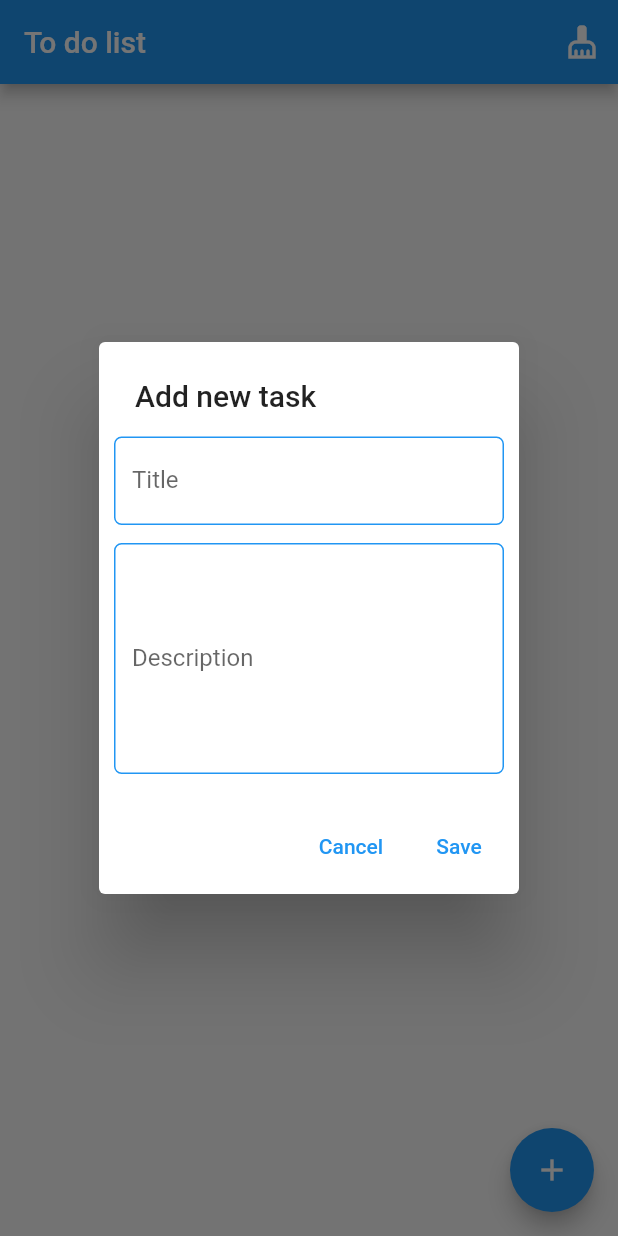
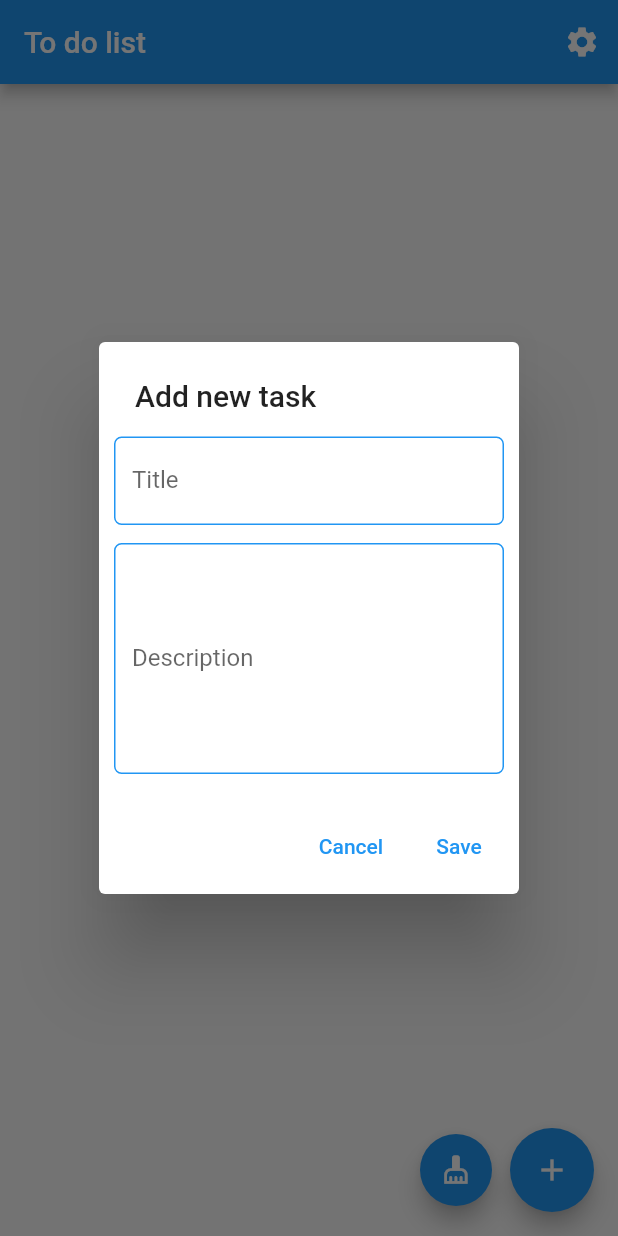
Before and after one commit to carlosvchrdevelop/todo-list, a Flutter app: the screen it shows after launch, after a tap on the "add" icon, on a phone screen of 412 x 824 dp. Run offline on Flutter 3.47's test engine with Material 2 defaults, Android fonts, the phone set to English and light mode, and no system bars; our stand-ins replace hive, hive_flutter; accounts and stored records are empty.

Commit message:
Agregada pantalla de configuración. Agregada internacionalización eng-esp. Agregada posibilidad de cambiar el color de la aplicación.

```diff
--- /dev/null
+++ b/lib/lang/lang.dart
@@ -0,0 +1,88 @@
+import 'package:todo_list/lang/language.dart';
+
+class Lang {
+  static Language language = Language.english; // Overriden in settings_provider
+
+  static List<Language> getLanguages() {
+    return [Language.english, Language.spanish];
+  }
+
+  static String getLanguageLabel(Language lang) {
+    switch (lang) {
+      case Language.english:
+        return 'English';
+      case Language.spanish:
+        return 'Español';
+      default:
+        return 'English';
+    }
+  }
+
+  static const Map<Language, Map<String, String>> _translations = {
+    Language.english: {
+      'cancel': 'Cancel',
+      'remove': 'Remove',
+      'save': 'Save',
+      'deletionConfirm': 'Please, confirm that you want to remove the task.',
+      'title': 'Title',
+      'description': 'Description',
+      'addNewTask': 'Add new task',
+      'editTask': 'Edit task',
+      'settings': 'Settings',
+      'needsRestart': 'You must restart to apply changes.',
+    },
+    Language.spanish: {
+      'cancel': 'Cancelar',
+      'remove': 'Eliminar',
+      'save': 'Guardar',
+      'deletionConfirm':
+          'Por favor, confirma que realmente quieres borrar la tarea.',
+      'title': 'Título',
+      'description': 'Descripción',
+      'addNewTask': 'Agregar nueva tarea',
+      'editTask': 'Editar tarea',
+      'settings': 'Configuración',
+      'needsRestart': 'Se necesita reiniciar para aplicar los cambios.',
+    }
+  };
+
+  static String get save {
+    return _translations[language]!['save']!;
+  }
+
+  static String get cancel {
+    return _translations[language]!['cancel']!;
+  }
+
+  static String get remove {
+    return _translations[language]!['remove']!;
+  }
+
+  static String get deletionConfirm {
+    return _translations[language]!['deletionConfirm']!;
+  }
+
+  static String get title {
+    return _translations[language]!['title']!;
+  }
+
+  static String get description {
+    return _translations[language]!['description']!;
+  }
+
+  static String get addNewTask {
+    return _translations[language]!['addNewTask']!;
+  }
+
+  static String get editTask {
+    return _translations[language]!['editTask']!;
+  }
+
+  static String get settings {
+    return _translations[language]!['settings']!;
+  }
+
+  static String getNeedsRestart(Language _language) {
+    return _translations[_language]!['needsRestart']!;
+  }
+}
--- /dev/null
+++ b/lib/lang/language.dart
@@ -0,0 +1,12 @@
+import 'package:hive/hive.dart';
+
+part 'language.g.dart';
+
+@HiveType(typeId: 3)
+enum Language {
+  @HiveField(0)
+  english,
+
+  @HiveField(1)
+  spanish
+}
--- a/lib/main.dart
+++ b/lib/main.dart
@@ -2,36 +2,47 @@ import 'package:flutter/material.dart';
 import 'package:hive_flutter/hive_flutter.dart';
 import 'package:provider/provider.dart';
 import 'package:todo_list/model/box_manager.dart';
-import 'package:todo_list/model/task.dart';
-import 'package:todo_list/model/task_state.dart';
 import 'package:todo_list/providers/app_provider.dart';
+import 'package:todo_list/providers/settings_provider.dart';
 import 'package:todo_list/screens/home_screen.dart';
+import 'package:todo_list/themes/app_theme.dart';
 
 Future<void> main() async {
-  await Hive.initFlutter();
+  await BoxManager.initHive();
 
-  Hive
-    ..registerAdapter<Task>(TaskAdapter())
-    ..registerAdapter<TaskState>(TaskStateAdapter());
+  SettingsProvider settingsProvider = SettingsProvider();
+  await settingsProvider.initizalizeValues();
 
-  await Hive.openBox<Task>(BoxManager.taskBox);
-
-  runApp(MultiProvider(
-      providers: [ChangeNotifierProvider(create: (_) => AppProvider())],
-      child: const MyApp()));
+  runApp(MultiProvider(providers: [
+    ChangeNotifierProvider(create: (_) => AppProvider()),
+    ChangeNotifierProvider(create: (_) => settingsProvider)
+  ], child: const MyApp()));
 }
 
-class MyApp extends StatelessWidget {
+class MyApp extends StatefulWidget {
   const MyApp({Key? key}) : super(key: key);
 
   @override
+  State<StatefulWidget> createState() => _MyAppState();
+}
+
+class _MyAppState extends State<MyApp> {
+  @override
   Widget build(BuildContext context) {
+    final settingsProvider = Provider.of<SettingsProvider>(context);
     return MaterialApp(
+      debugShowCheckedModeBanner: false,
       title: 'To Do List',
       theme: ThemeData(
-        primarySwatch: Colors.blue,
+        primarySwatch: AppTheme.getColor(settingsProvider.appColor),
       ),
       home: const HomeScreen(),
     );
   }
+
+  @override
+  void dispose() {
+    Hive.close();
+    super.dispose();
+  }
 }
--- a/lib/model/box_manager.dart
+++ b/lib/model/box_manager.dart
@@ -1,3 +1,23 @@
+import 'package:hive_flutter/hive_flutter.dart';
+import 'package:todo_list/lang/language.dart';
+import 'package:todo_list/model/task.dart';
+import 'package:todo_list/model/task_state.dart';
+import 'package:todo_list/src/view_type.dart';
+
 class BoxManager {
   static const taskBox = 'tasks';
+  static const settingBox = 'settings';
+
+  static Future<void> initHive() async {
+    await Hive.initFlutter();
+
+    Hive
+      ..registerAdapter<Task>(TaskAdapter())
+      ..registerAdapter<TaskState>(TaskStateAdapter())
+      ..registerAdapter<Language>(LanguageAdapter())
+      ..registerAdapter<ViewType>(ViewTypeAdapter());
+
+    await Hive.openBox<Task>(taskBox);
+    await Hive.openBox<dynamic>(settingBox);
+  }
 }
--- /dev/null
+++ b/lib/providers/settings_provider.dart
@@ -0,0 +1,43 @@
+import 'package:flutter/material.dart';
+import 'package:hive_flutter/hive_flutter.dart';
+import 'package:todo_list/lang/lang.dart';
+import 'package:todo_list/lang/language.dart';
+import 'package:todo_list/model/box_manager.dart';
+import 'package:todo_list/src/view_type.dart';
+import 'package:todo_list/themes/app_theme.dart';
+
+class SettingsProvider extends ChangeNotifier {
+  late String appColor;
+  late Language language;
+  late ViewType viewType;
+
+  Future<void> initizalizeValues() async {
+    Box<dynamic> box = Hive.box(BoxManager.settingBox);
+    appColor = await box.get('appColor') ?? AppTheme.blue;
+    language = await box.get('language') ?? Language.english;
+    viewType = await box.get('viewType') ?? ViewType.regular;
+    Lang.language = language;
+    AppTheme.primary = AppTheme.getColor(appColor);
+  }
+
+  Future<void> setAppColor(String appColor) async {
+    Box<dynamic> box = Hive.box(BoxManager.settingBox);
+    await box.put('appColor', appColor);
+    this.appColor = appColor;
+    notifyListeners();
+  }
+
+  Future<void> setLanguage(Language language) async {
+    Box<dynamic> box = Hive.box(BoxManager.settingBox);
+    await box.put('language', language);
+    this.language = language;
+    notifyListeners();
+  }
+
+  Future<void> setViewType(ViewType viewType) async {
+    Box<dynamic> box = Hive.box(BoxManager.settingBox);
+    await box.put('viewType', viewType);
+    this.viewType = viewType;
+    notifyListeners();
+  }
+}
--- a/lib/screens/home_screen.dart
+++ b/lib/screens/home_screen.dart
@@ -1,6 +1,7 @@
 import 'package:flutter/material.dart';
 import 'package:provider/provider.dart';
 import 'package:todo_list/providers/app_provider.dart';
+import 'package:todo_list/screens/settings_screen.dart';
 import 'package:todo_list/widgets/task_dialog/task_dialog.dart';
 import 'package:todo_list/widgets/task_list/task_list.dart';
 
@@ -15,19 +16,37 @@ class HomeScreen extends StatelessWidget {
         title: const Text('To do list'),
         actions: [
           IconButton(
-              onPressed: () {
-                provider.clearCompletedTasks();
-              },
-              icon: const Icon(Icons.cleaning_services))
+              onPressed: () => Navigator.push(
+                  context,
+                  MaterialPageRoute(
+                      builder: (context) => const SettingsScreen())),
+              icon: const Icon(Icons.settings))
         ],
       ),
       body: const TaskList(),
-      floatingActionButton: FloatingActionButton(
-        child: const Icon(Icons.add),
-        onPressed: () {
-          showDialog(
-              context: context, builder: (context) => const TaskDialog());
-        },
+      floatingActionButton: Row(
+        mainAxisSize: MainAxisSize.min,
+        children: [
+          SizedBox(
+            width: 48,
+            height: 48,
+            child: FittedBox(
+              child: FloatingActionButton(
+                  heroTag: 'clearBtn',
+                  child: const Icon(Icons.cleaning_services),
+                  onPressed: () => provider.clearCompletedTasks()),
+            ),
+          ),
+          const SizedBox(width: 12),
+          FloatingActionButton(
+            heroTag: 'addTaskBtn',
+            child: const Icon(Icons.add),
+            onPressed: () {
+              showDialog(
+                  context: context, builder: (context) => const TaskDialog());
+            },
+          ),
+        ],
       ),
     );
   }
--- /dev/null
+++ b/lib/src/view_type.dart
@@ -0,0 +1,15 @@
+import 'package:hive/hive.dart';
+
+part 'view_type.g.dart';
+
+@HiveType(typeId: 4)
+enum ViewType {
+  @HiveField(0)
+  regular,
+
+  @HiveField(1)
+  compact,
+
+  @HiveField(2)
+  comfortable
+}
--- a/lib/themes/app_theme.dart
+++ b/lib/themes/app_theme.dart
@@ -1,5 +1,61 @@
 import 'package:flutter/material.dart';
 
 class AppTheme {
-  static const Color primary = Colors.blue;
+  static const red = 'red';
+  static const blue = 'blue';
+  static const green = 'green';
+  static const pink = 'pink';
+  static const orange = 'orange';
+  static const deepOrange = 'deepOrange';
+  static const lime = 'lime';
+  static const purple = 'purple';
+  static const grey = 'grey';
+  static const yellow = 'yellow';
+  static const blueGrey = 'blueGrey';
+
+  static const colorKeys = [
+    red,
+    blue,
+    green,
+    pink,
+    orange,
+    deepOrange,
+    lime,
+    purple,
+    grey,
+    yellow,
+    blueGrey
+  ];
+
+  static MaterialColor primary = Colors.blue;
+
+  static MaterialColor getColor(String color) {
+    switch (color) {
+      case red:
+        return Colors.red;
+      case blue:
+        return Colors.blue;
+      case green:
+        return Colors.green;
+      case pink:
+        return Colors.pink;
+      case orange:
+        return Colors.orange;
+      case deepOrange:
+        return Colors.deepOrange;
+      case lime:
+        return Colors.lime;
+      case purple:
+        return Colors.purple;
+      case grey:
+        return Colors.grey;
+      case yellow:
+        return Colors.yellow;
+      case blueGrey:
+        return Colors.blueGrey;
+
+      default:
+        return Colors.blue;
+    }
+  }
 }
--- a/lib/widgets/task_dialog/task_dialog_cancel_button.dart
+++ b/lib/widgets/task_dialog/task_dialog_cancel_button.dart
@@ -1,4 +1,5 @@
 import 'package:flutter/material.dart';
+import 'package:todo_list/lang/lang.dart';
 
 class TaskDialogCancelButton extends StatelessWidget {
   const TaskDialogCancelButton({Key? key}) : super(key: key);
@@ -9,6 +10,6 @@ class TaskDialogCancelButton extends StatelessWidget {
         onPressed: () {
           Navigator.pop(context);
         },
-        child: const Text('Cancel'));
+        child: Text(Lang.cancel));
   }
 }
--- a/lib/widgets/task_dialog/task_dialog_form_fields/task_dialog_form_fields.dart
+++ b/lib/widgets/task_dialog/task_dialog_form_fields/task_dialog_form_fields.dart
@@ -1,5 +1,6 @@
 import 'package:flutter/material.dart';
 import 'package:provider/provider.dart';
+import 'package:todo_list/lang/lang.dart';
 import 'package:todo_list/model/task.dart';
 import 'package:todo_list/providers/app_provider.dart';
 import 'package:todo_list/widgets/task_dialog/task_dialog_form_fields/text_field_task_dialog.dart';
@@ -27,14 +28,14 @@ class TaskDialogFormFields extends StatelessWidget {
         TextFieldTaskDialog(
             minLines: 1,
             maxLines: 3,
-            labelText: 'Title',
+            labelText: Lang.title,
             controller: titleController
               ..text = currentTask != null ? currentTask.title : ''),
         const SizedBox(height: 12),
         TextFieldTaskDialog(
           minLines: 6,
           maxLines: 8,
-          labelText: 'Description',
+          labelText: Lang.description,
           controller: descrController
             ..text = currentTask != null ? currentTask.description ?? '' : '',
         )
--- a/lib/widgets/task_dialog/task_dialog_form_fields/text_field_task_dialog.dart
+++ b/lib/widgets/task_dialog/task_dialog_form_fields/text_field_task_dialog.dart
@@ -1,4 +1,6 @@
 import 'package:flutter/material.dart';
+import 'package:provider/provider.dart';
+import 'package:todo_list/providers/settings_provider.dart';
 import 'package:todo_list/themes/app_theme.dart';
 
 class TextFieldTaskDialog extends StatelessWidget {
@@ -16,6 +18,7 @@ class TextFieldTaskDialog extends StatelessWidget {
 
   @override
   Widget build(BuildContext context) {
+    final settingsProvider = Provider.of<SettingsProvider>(context);
     return TextField(
         controller: controller,
         minLines: minLines,
@@ -23,10 +26,14 @@ class TextFieldTaskDialog extends StatelessWidget {
         decoration: InputDecoration(
             labelText: labelText,
             enabledBorder: OutlineInputBorder(
-                borderSide: const BorderSide(width: 1, color: AppTheme.primary),
+                borderSide: BorderSide(
+                    width: 1,
+                    color: AppTheme.getColor(settingsProvider.appColor)),
                 borderRadius: BorderRadius.circular(5)),
             focusedBorder: OutlineInputBorder(
-                borderSide: const BorderSide(width: 1, color: AppTheme.primary),
+                borderSide: BorderSide(
+                    width: 1,
+                    color: AppTheme.getColor(settingsProvider.appColor)),
                 borderRadius: BorderRadius.circular(5))));
   }
 }
--- a/lib/widgets/task_dialog/task_dialog_save_button.dart
+++ b/lib/widgets/task_dialog/task_dialog_save_button.dart
@@ -1,5 +1,6 @@
 import 'package:flutter/material.dart';
 import 'package:provider/provider.dart';
+import 'package:todo_list/lang/lang.dart';
 import 'package:todo_list/model/task.dart';
 import 'package:todo_list/providers/app_provider.dart';
 
@@ -28,6 +29,6 @@ class TaskDialogSaveButton extends StatelessWidget {
             Navigator.pop(context);
           }
         },
-        child: const Text('Save'));
+        child: Text(Lang.save));
   }
 }
--- a/lib/widgets/task_dialog/task_dialog_title.dart
+++ b/lib/widgets/task_dialog/task_dialog_title.dart
@@ -1,4 +1,5 @@
 import 'package:flutter/material.dart';
+import 'package:todo_list/lang/lang.dart';
 import 'package:todo_list/widgets/task_dialog/task_dialog_form_fields/deletion_confirm_dialog.dart';
 
 class TaskDialogTitle extends StatelessWidget {
@@ -8,11 +9,11 @@ class TaskDialogTitle extends StatelessWidget {
   @override
   Widget build(BuildContext context) {
     return taskId == null
-        ? const Text('Add new task')
+        ? Text(Lang.addNewTask)
         : Row(
             mainAxisAlignment: MainAxisAlignment.spaceBetween,
             children: [
-              const Text('Edit task'),
+              Text(Lang.editTask),
               IconButton(
                   onPressed: () => showDialog(
                       context: context,
```
Also changed, not shown: lib/screens/settings_screen.dart (added, +56 -0 lines), lib/widgets/task_dialog/task_dialog_form_fields/deletion_confirm_dialog.dart (+6 -6 lines), lib/lang/language.g.dart (added), lib/src/view_type.g.dart (added).
